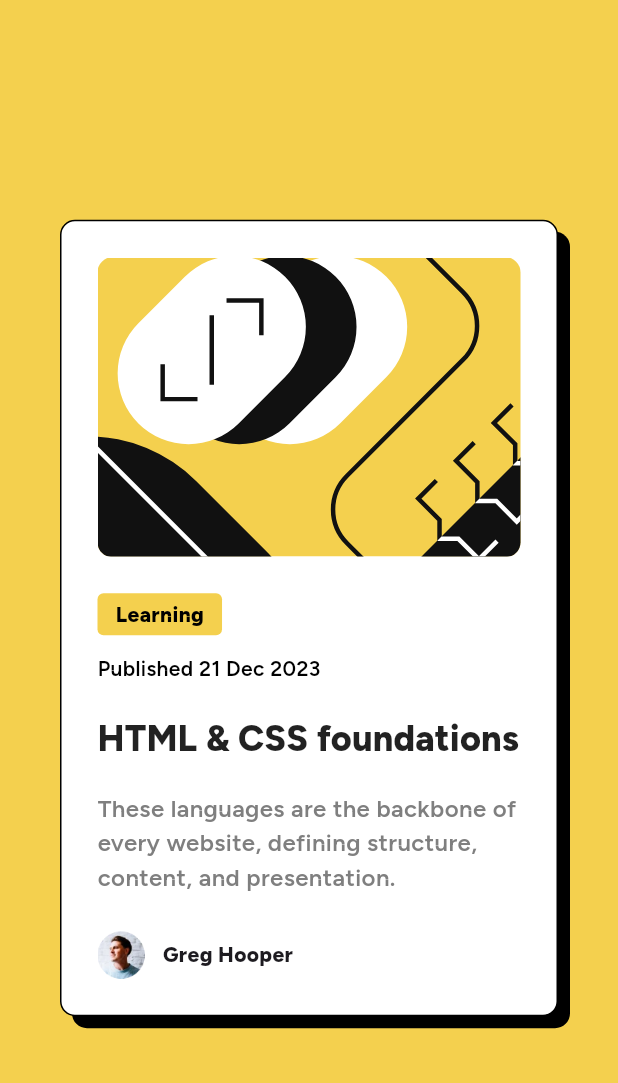
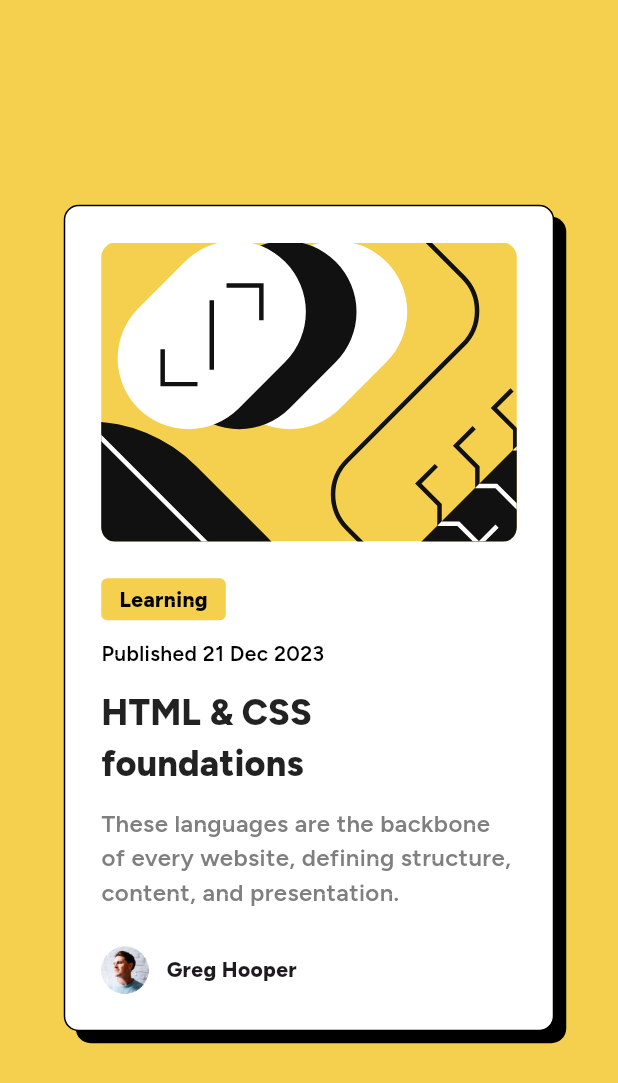
Before and after one commit to VillageR88/flutter_blog_preview_card, a Flutter app: the screen it shows after launch, on a phone screen of 412 x 824 dp. Shown: the top 1083 px of the screen. Run offline on Flutter 3.47's test engine with Material 3 defaults, Android fonts, the phone set to English and light mode, and no system bars; our stand-ins replace flutter_svg.

Commit message:
initial responsive
Signed-off-by: VillageR88 <villager88pl@gmail.com>

```diff
--- a/lib/main.dart
+++ b/lib/main.dart
@@ -44,9 +44,15 @@ class MyHomePageState extends State<MyHomePage> {
             padding: const EdgeInsets.all(40),
             color: const Color(0xFFF4D04E),
             child: Center(
-              child: AnimatedContainer(
+              child: LayoutBuilder(
+                builder: (context, constraints) {
+                  // Determine the width based on the screen width
+                  double containerWidth =
+                      constraints.maxWidth > 768 ? 384 : 327;
+
+                  return AnimatedContainer(
                     duration: const Duration(milliseconds: 150),
-                width: 384,
+                    width: containerWidth,
                     constraints: const BoxConstraints(
                       minHeight: 522,
                     ),
@@ -127,11 +133,13 @@ class MyHomePageState extends State<MyHomePage> {
                                         vertical: 0,
                                       ),
                                     ),
-                                overlayColor:
-                                    WidgetStateProperty.all(Colors.transparent),
+                                    overlayColor: WidgetStateProperty.all(
+                                        Colors.transparent),
                                     foregroundColor:
-                                    WidgetStateProperty.resolveWith((states) {
-                                  if (states.contains(WidgetState.hovered)) {
+                                        WidgetStateProperty.resolveWith(
+                                            (states) {
+                                      if (states
+                                          .contains(WidgetState.hovered)) {
                                         return const Color(0xFFF4D04E);
                                       }
                                       return Colors.black87;
@@ -184,6 +192,8 @@ class MyHomePageState extends State<MyHomePage> {
                         )
                       ],
                     ),
+                  );
+                },
               ),
             ),
           ),
```
Also changed, not shown: 1 other file. Lines whose indentation alone changed are shown as unchanged.
